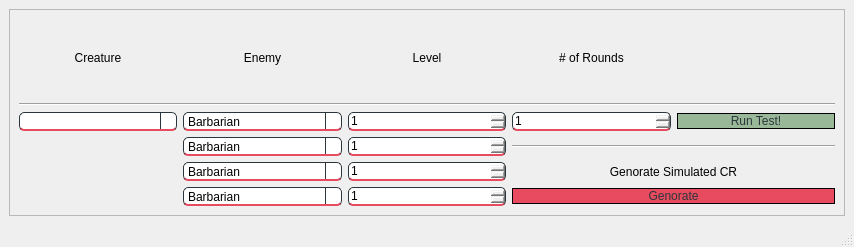
This is UI/TestMod.ui in TheNephalian/Senior-Project as Qt 5 draws it before an edit. The edited form follows.
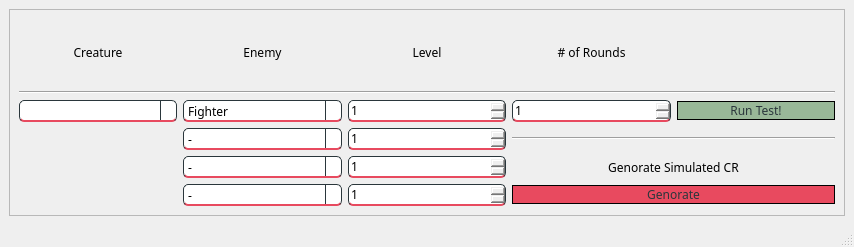
This is the edited form.

Patch:
```diff
--- a/UI/TestMod.ui
+++ b/UI/TestMod.ui
@@ -17,6 +17,11 @@
    <layout class="QVBoxLayout" name="verticalLayout">
     <item>
      <widget class="QScrollArea" name="scrollArea">
+      <property name="font">
+       <font>
+        <family>Merriweather</family>
+       </font>
+      </property>
       <property name="styleSheet">
        <string notr="true">QPushButton{
  	padding: .25em;
@@ -63,9 +68,14 @@
        <layout class="QGridLayout" name="gridLayout">
         <item row="5" column="1">
          <widget class="QComboBox" name="enemyComboBox_4">
+          <property name="font">
+           <font>
+            <family>Merriweather</family>
+           </font>
+          </property>
           <item>
            <property name="text">
-            <string>Barbarian</string>
+            <string>-</string>
            </property>
           </item>
           <item>
@@ -92,6 +102,11 @@
         </item>
         <item row="0" column="2">
          <widget class="QLabel" name="label_4">
+          <property name="font">
+           <font>
+            <family>Merriweather</family>
+           </font>
+          </property>
           <property name="text">
            <string>Level</string>
           </property>
@@ -102,6 +117,11 @@
         </item>
         <item row="0" column="0">
          <widget class="QLabel" name="label">
+          <property name="font">
+           <font>
+            <family>Merriweather</family>
+           </font>
+          </property>
           <property name="text">
            <string>Creature</string>
           </property>
@@ -112,6 +132,11 @@
         </item>
         <item row="4" column="3" colspan="2">
          <widget class="QLabel" name="label_5">
+          <property name="font">
+           <font>
+            <family>Merriweather</family>
+           </font>
+          </property>
           <property name="text">
            <string>Genorate Simulated CR</string>
           </property>
@@ -122,6 +147,11 @@
         </item>
         <item row="4" column="2">
          <widget class="QSpinBox" name="spinBox_3">
+          <property name="font">
+           <font>
+            <family>Merriweather</family>
+           </font>
+          </property>
           <property name="minimum">
            <number>1</number>
           </property>
@@ -132,6 +162,11 @@
         </item>
         <item row="2" column="2">
          <widget class="QSpinBox" name="spinBox">
+          <property name="font">
+           <font>
+            <family>Merriweather</family>
+           </font>
+          </property>
           <property name="minimum">
            <number>1</number>
           </property>
@@ -142,6 +177,11 @@
         </item>
         <item row="2" column="3">
          <widget class="QSpinBox" name="roundSpinBox">
+          <property name="font">
+           <font>
+            <family>Merriweather</family>
+           </font>
+          </property>
           <property name="minimum">
            <number>1</number>
           </property>
@@ -149,6 +189,11 @@
         </item>
         <item row="2" column="4">
          <widget class="QPushButton" name="runTestButton">
+          <property name="font">
+           <font>
+            <family>Merriweather</family>
+           </font>
+          </property>
           <property name="styleSheet">
            <string notr="true">color: rgb(42, 54, 59);
 background-color: rgb(153, 184, 152);</string>
@@ -159,10 +204,21 @@
          </widget>
         </item>
         <item row="2" column="0">
-         <widget class="QComboBox" name="creatureComboBox"/>
+         <widget class="QComboBox" name="creatureComboBox">
+          <property name="font">
+           <font>
+            <family>Merriweather</family>
+           </font>
+          </property>
+         </widget>
         </item>
         <item row="5" column="3" colspan="2">
          <widget class="QPushButton" name="pushButton">
+          <property name="font">
+           <font>
+            <family>Merriweather</family>
+           </font>
+          </property>
           <property name="styleSheet">
            <string notr="true">color: rgb(42, 54, 59);
 background-color: rgb(232, 74, 95);</string>
@@ -174,6 +230,11 @@
         </item>
         <item row="3" column="3" colspan="2">
          <widget class="Line" name="line">
+          <property name="font">
+           <font>
+            <family>Merriweather</family>
+           </font>
+          </property>
           <property name="orientation">
            <enum>Qt::Horizontal</enum>
           </property>
@@ -181,6 +242,11 @@
         </item>
         <item row="0" column="3">
          <widget class="QLabel" name="label_3">
+          <property name="font">
+           <font>
+            <family>Merriweather</family>
+           </font>
+          </property>
           <property name="text">
            <string># of Rounds</string>
           </property>
@@ -191,11 +257,11 @@
         </item>
         <item row="2" column="1">
          <widget class="QComboBox" name="enemyComboBox">
-          <item>
-           <property name="text">
-            <string>Barbarian</string>
-           </property>
-          </item>
+          <property name="font">
+           <font>
+            <family>Merriweather</family>
+           </font>
+          </property>
           <item>
            <property name="text">
             <string>Fighter</string>
@@ -220,6 +286,11 @@
         </item>
         <item row="5" column="2">
          <widget class="QSpinBox" name="spinBox_4">
+          <property name="font">
+           <font>
+            <family>Merriweather</family>
+           </font>
+          </property>
           <property name="minimum">
            <number>1</number>
           </property>
@@ -230,6 +301,11 @@
         </item>
         <item row="0" column="1">
          <widget class="QLabel" name="label_2">
+          <property name="font">
+           <font>
+            <family>Merriweather</family>
+           </font>
+          </property>
           <property name="text">
            <string>Enemy</string>
           </property>
@@ -240,9 +316,14 @@
         </item>
         <item row="3" column="1">
          <widget class="QComboBox" name="enemyComboBox_2">
+          <property name="font">
+           <font>
+            <family>Merriweather</family>
+           </font>
+          </property>
           <item>
            <property name="text">
-            <string>Barbarian</string>
+            <string>-</string>
            </property>
           </item>
           <item>
@@ -269,6 +350,11 @@
         </item>
         <item row="3" column="2">
          <widget class="QSpinBox" name="spinBox_2">
+          <property name="font">
+           <font>
+            <family>Merriweather</family>
+           </font>
+          </property>
           <property name="minimum">
            <number>1</number>
           </property>
@@ -279,9 +365,14 @@
         </item>
         <item row="4" column="1">
          <widget class="QComboBox" name="enemyComboBox_3">
+          <property name="font">
+           <font>
+            <family>Merriweather</family>
+           </font>
+          </property>
           <item>
            <property name="text">
-            <string>Barbarian</string>
+            <string>-</string>
            </property>
           </item>
           <item>
@@ -308,6 +399,11 @@
         </item>
         <item row="1" column="0" colspan="5">
          <widget class="Line" name="line_2">
+          <property name="font">
+           <font>
+            <family>Merriweather</family>
+           </font>
+          </property>
           <property name="orientation">
            <enum>Qt::Horizontal</enum>
           </property>
```
